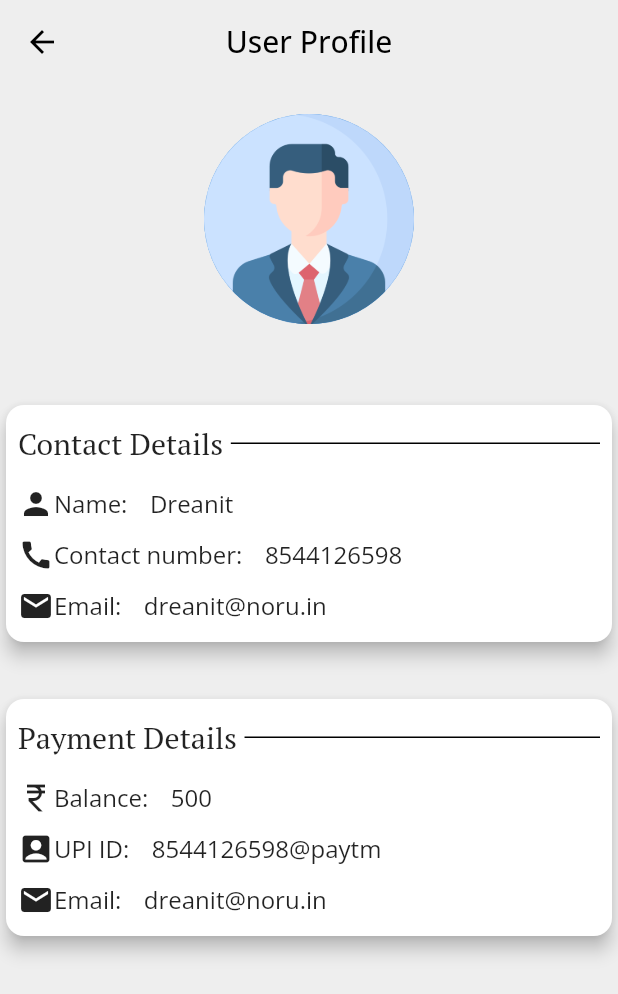
After one commit to Dreanit/Noru, a Flutter app: the UserProfile screen opened directly, on a phone screen of 412 x 824 dp. The commit adds this screen. Shown: the top 994 px of the screen. Run offline on Flutter 3.47's test engine with Material 2 defaults, Android fonts, the phone set to English and light mode, and no system bars; our stand-ins replace firebase_auth, firebase_core, flutter_switch, flutter_typeahead, geocoding, geolocator and 3 more; missing offline and left inert: flutter_polyline_points, google_maps_webservice; accounts and stored records are empty.

Commit message:
new changes

```diff
--- a/lib/UI/dashboard.dart
+++ b/lib/UI/dashboard.dart
@@ -1,11 +1,9 @@
 import 'package:flutter/material.dart';
 import 'package:noru/UI/dashboardScreens/homescreen.dart';
 import 'package:noru/UI/dashboardScreens/shareride/shareridescreen.dart';
-import 'package:get/get.dart';
-import '../Widgets/customdrawer.dart';
 import '../helpers/models/nearbycarsmodel.dart';
 import 'dashboardScreens/inboxscreen.dart';
-import 'dashboardScreens/post_ride_screen.dart';
+import 'dashboardScreens/post_ride/post_ride_screen.dart';
 
 class DashBoard extends StatefulWidget {
   const DashBoard({Key? key}) : super(key: key);
--- /dev/null
+++ b/lib/UI/drawer/UserProfile.dart
@@ -0,0 +1,160 @@
+import 'package:flutter/material.dart';
+import 'package:noru/UI/dashboard.dart';
+
+class UserProfile extends StatefulWidget {
+  const UserProfile({Key? key}) : super(key: key);
+
+  @override
+  State<UserProfile> createState() => _UserProfileState();
+}
+
+class _UserProfileState extends State<UserProfile> {
+  @override
+  Widget build(BuildContext context) {
+    return Scaffold(
+      backgroundColor: Colors.grey[200],
+      appBar: AppBar(
+        iconTheme: IconThemeData(color: Colors.black),
+        elevation: 0,
+        backgroundColor: Colors.grey[200],
+        centerTitle: true,
+        title: Text(
+          "User Profile",
+          style: TextStyle(
+              fontFamily: "openSans",
+              fontStyle: FontStyle.normal,
+              fontWeight: FontWeight.w500,
+              color: Colors.black),
+        ),
+      ),
+      body: Column(
+        children: [
+          SizedBox(height: 20,),
+          Row(
+            mainAxisAlignment: MainAxisAlignment.center,
+            children: [
+              CircleAvatar(
+                radius: 70,
+                child: Image.asset('assets/profile.png'),
+              ),
+            ],
+          ),
+          SizedBox(height: 50,),
+          Card(
+            elevation: 5,
+            shape: RoundedRectangleBorder(borderRadius: BorderRadius.circular(12)),
+            child: Padding(
+              padding: const EdgeInsets.symmetric(horizontal: 8.0,vertical: 12),
+              child: Column(
+                children: [
+                  Row(
+                    children:const [
+                      Text(
+                        "Contact Details",
+                        style: TextStyle(
+                          fontFamily: "PT Serif",
+                          fontSize: 20,
+                        ),
+                      ),
+                      Expanded(
+                        child: Divider(
+                          indent: 5.0,
+                          thickness: 1,
+                          color: Colors.black,
+                        ),
+                      ),
+                    ],
+                  ),
+                  SizedBox(height: 15,),
+                  Row(
+                    children: [
+                      Icon(Icons.person),
+                      Text("Name:",style: TextStyle(fontFamily: "openSans",fontSize: 16),),
+                      SizedBox(width: 15,),
+                      Text("Dreanit",style: TextStyle(fontFamily: "openSans",fontSize: 16),),
+                    ],
+                  ),
+                  SizedBox(height: 10,),
+                  Row(
+                    children: [
+                      Icon(Icons.call),
+                      Text("Contact number:",style: TextStyle(fontFamily: "openSans",fontSize: 16),),
+                      SizedBox(width: 15,),
+                      Text("8544126598",style: TextStyle(fontFamily: "openSans",fontSize: 16),),
+                    ],
+                  ),
+                  SizedBox(height: 10,),
+                  Row(
+                    children: [
+                      Icon(Icons.email),
+                      Text("Email:",style: TextStyle(fontFamily: "openSans",fontSize: 16),),
+                      SizedBox(width: 15,),
+                      Text("dreanit@noru.in",style: TextStyle(fontFamily: "openSans",fontSize: 16),),
+                    ],
+                  )
+                ],
+              ),
+            ),
+          ),
+          SizedBox(height: 30,),
+          Card(
+            elevation: 5,
+            shape: RoundedRectangleBorder(borderRadius: BorderRadius.circular(12)),
+            child: Padding(
+              padding: const EdgeInsets.symmetric(horizontal: 8.0,vertical: 12),
+              child: Column(
+                children: [
+                  Row(
+                    children:const [
+                      Text(
+                        "Payment Details",
+                        style: TextStyle(
+                          fontFamily: "PT Serif",
+                          fontSize: 20,
+                        ),
+                      ),
+                      Expanded(
+                        child: Divider(
+                          indent: 5.0,
+                          thickness: 1,
+                          color: Colors.black,
+                        ),
+                      ),
+                    ],
+                  ),
+                  SizedBox(height: 15,),
+                  Row(
+                    children: [
+                      Icon(Icons.currency_rupee),
+                      Text("Balance:",style: TextStyle(fontFamily: "openSans",fontSize: 16),),
+                      SizedBox(width: 15,),
+                      Text("500",style: TextStyle(fontFamily: "openSans",fontSize: 16),),
+                    ],
+                  ),
+                  SizedBox(height: 10,),
+                  Row(
+                    children: [
+                      Icon(Icons.account_box),
+                      Text("UPI ID:",style: TextStyle(fontFamily: "openSans",fontSize: 16),),
+                      SizedBox(width: 15,),
+                      Text("8544126598@paytm",style: TextStyle(fontFamily: "openSans",fontSize: 16),),
+                    ],
+                  ),
+                  SizedBox(height: 10,),
+                  Row(
+                    children: [
+                      Icon(Icons.email),
+                      Text("Email:",style: TextStyle(fontFamily: "openSans",fontSize: 16),),
+                      SizedBox(width: 15,),
+                      Text("dreanit@noru.in",style: TextStyle(fontFamily: "openSans",fontSize: 16),),
+                    ],
+                  )
+                ],
+              ),
+            ),
+          ),
+        ],
+      ),
+    );
+  }
+}
--- a/lib/UI/loginscreen.dart
+++ b/lib/UI/loginscreen.dart
@@ -184,7 +184,7 @@ class _LoginScreenState extends State<LoginScreen> {
                         ),
                       ),
                       SizedBox(
-                        height: MediaQuery.of(context).size.height / 4,
+                        height: MediaQuery.of(context).size.height / 5,
                       ),
                       Row(
                         mainAxisAlignment: MainAxisAlignment.center,
--- a/lib/UI/signinscreen.dart
+++ b/lib/UI/signinscreen.dart
@@ -178,7 +178,7 @@ class _SignInScreenState extends State<SignInScreen> {
                         ),
                       ),
                       SizedBox(
-                        height: MediaQuery.of(context).size.height / 7.5,
+                        height:100,
                       ),
                       Row(
                         mainAxisAlignment: MainAxisAlignment.center,
--- a/lib/helpers/location_service.dart
+++ b/lib/helpers/location_service.dart
@@ -5,9 +5,9 @@ Future<http.Response> getLocationData(String text) async {
   http.Response response;
 
   response = await http.get(
-    Uri.parse("http://mvs.bslmeiyu.com/api/v1/config/place-api-autocomplete?search_text=$text"),
+    Uri.parse("https://api.geoapify.com/v1/geocode/autocomplete?text=${text}&apiKey=29135682badd4252a267fe45e8c5229b"),
     headers: {"Content-Type": "application/json"},);
 
-  print(jsonDecode(response.body));
+  // print(jsonDecode(response.body));
   return response;
 }
--- /dev/null
+++ b/lib/helpers/models/place_autocomplete_model.dart
@@ -0,0 +1,33 @@
+import 'dart:developer';
+
+class PlaceAutoComplete {
+  String? name;
+  String? city;
+  String? street;
+  String? postcode;
+  double? lat;
+  double? lon;
+  String? completeName;
+
+  PlaceAutoComplete({
+    this.name,
+    required this.city,
+    required this.street,
+    required this.lat,
+    required this.lon,
+    required this.completeName,
+    required this.postcode,
+  });
+
+  factory PlaceAutoComplete.fromJson(Map<String, dynamic> json) {
+    return PlaceAutoComplete(
+      name: json["name"],
+      completeName: json["formatted"],
+      lon: json["lon"],
+      lat: json["lat"],
+      postcode: json["postcode"],
+      street: json["street"],
+      city: json["city"],
+    );
+  }
+}
--- a/pubspec.yaml
+++ b/pubspec.yaml
@@ -32,7 +32,7 @@ dev_dependencies:
   flutter_typeahead:
   google_maps_flutter:
   flutter_switch: ^0.3.2
-
+  flutter_polyline_points: ^1.0.0
 flutter:
 
   uses-material-design: true
```
Also changed, not shown: lib/UI/dashboardScreens/post_ride/calculate_possible_route_screen.dart (added, +169 -0 lines), lib/UI/dashboardScreens/post_ride/post_ride_screen.dart (renamed from lib/UI/dashboardScreens/post_ride_screen.dart, +63 -26 lines), lib/UI/dashboardScreens/shareride/selectLocationScreen.dart (+77 -20 lines), lib/UI/dashboardScreens/shareride/shareridescreen.dart (+5 -4 lines), lib/Widgets/customdrawer.dart (+15 -2 lines), lib/helpers/Controllers/location_controller.dart (+28 -11 lines), pubspec.lock, 5 other files.
